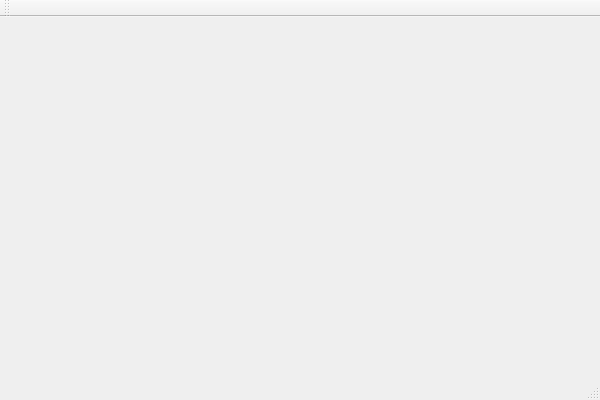
First picture: the form in MainWnd.ui, repository whpark/QtWidgetsApplicationGTL, before the edit.
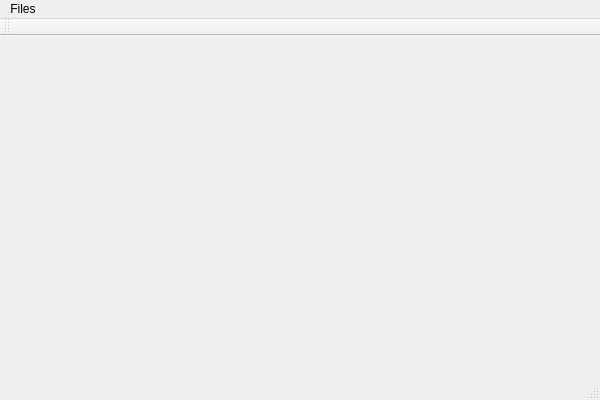
Second picture: the form after the edit.

What changed in the file:
```diff
--- a/MainWnd.ui
+++ b/MainWnd.ui
@@ -23,6 +23,13 @@
      <height>22</height>
     </rect>
    </property>
+   <widget class="QMenu" name="menuFiles">
+    <property name="title">
+     <string>Files</string>
+    </property>
+    <addaction name="actionAbout"/>
+   </widget>
+   <addaction name="menuFiles"/>
   </widget>
   <widget class="QToolBar" name="mainToolBar">
    <attribute name="toolBarArea">
```
Left out of the diff: 5 changed lines with no effect on the pictures.
